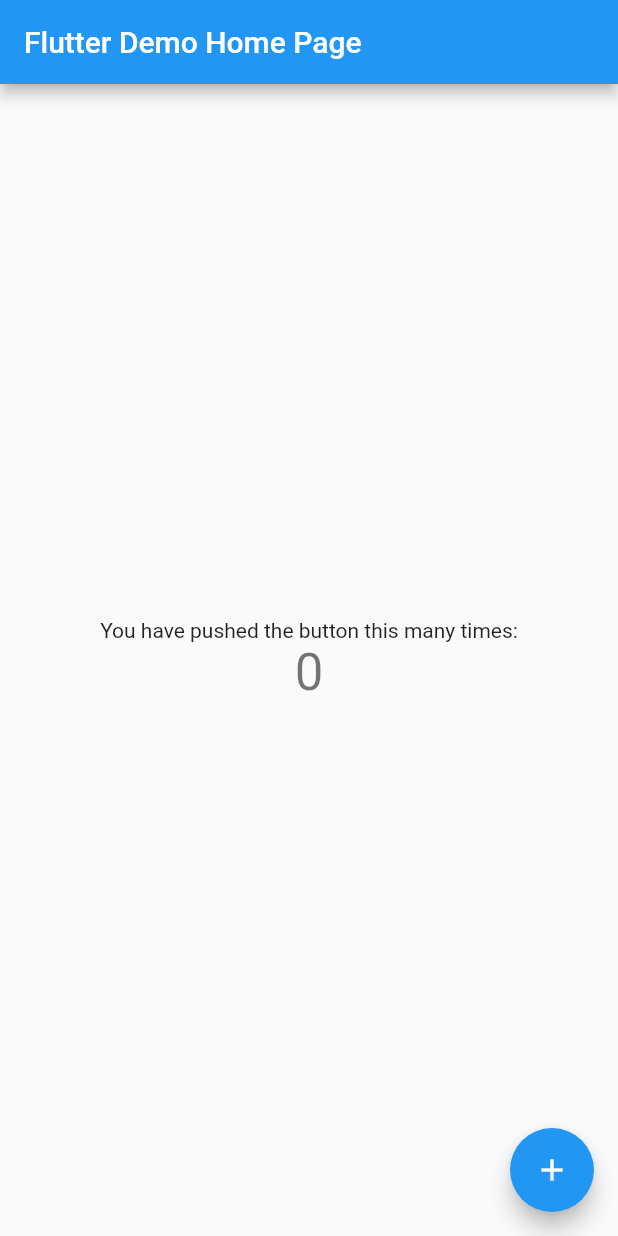
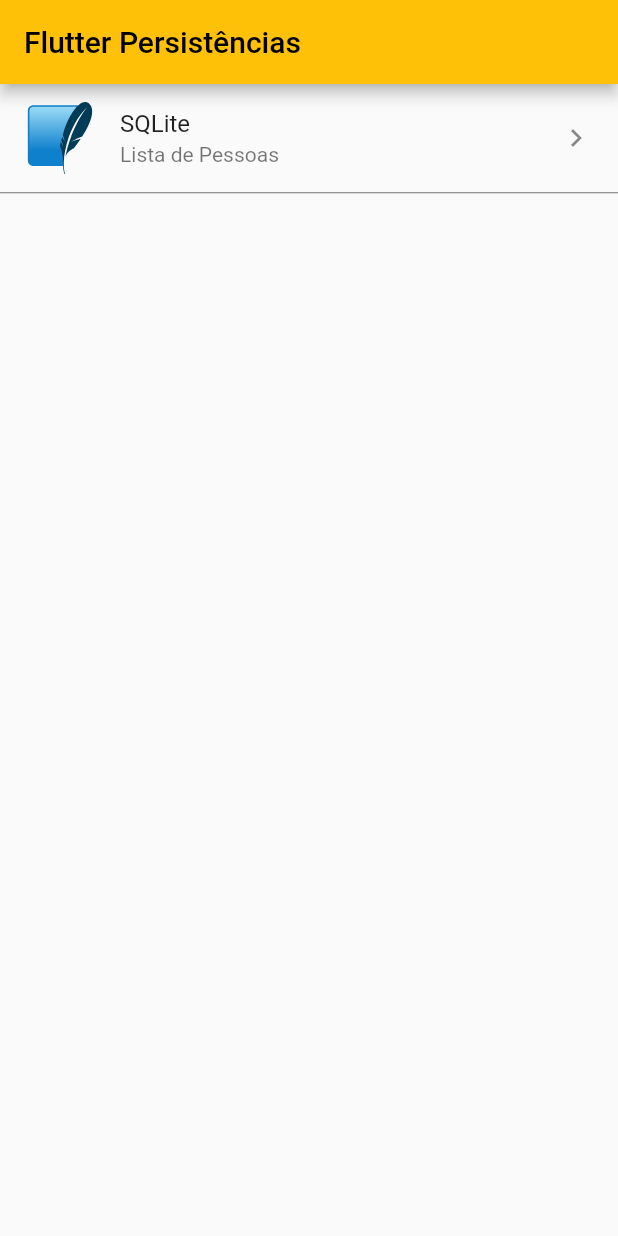
Before and after one commit to LuizSilva2714/all_persistence_types, a Flutter app: the screen it shows after launch, on a phone screen of 412 x 824 dp. Run offline on Flutter 3.47's test engine with Material 2 defaults, Android fonts, the phone set to English and light mode, and no system bars; our stand-ins replace flutter_svg; project files that could hold a hidden picture were left out.

Commit message:
Criando layouts e telas de Persistência do SQLite

```diff
--- a/lib/main.dart
+++ b/lib/main.dart
@@ -1,3 +1,5 @@
+import 'package:all_persistence_types/screens/home.dart';
+import 'package:all_persistence_types/sqlite/list.dart';
 import 'package:flutter/material.dart';
 
 void main() {
@@ -22,94 +24,13 @@ class MyApp extends StatelessWidget {
         // or simply save your changes to "hot reload" in a Flutter IDE).
         // Notice that the counter didn't reset back to zero; the application
         // is not restarted.
-        primarySwatch: Colors.blue,
+        primarySwatch: Colors.amber,
       ),
-      home: const MyHomePage(title: 'Flutter Demo Home Page'),
+      initialRoute: '/',
+      routes: {
+        "/": (context) => const HomeWidget(),
+        "/sqlite": (context) => ListSQLiteWidget(),
+      },
     );
   }
 }
-
-class MyHomePage extends StatefulWidget {
-  const MyHomePage({super.key, required this.title});
-
-  // This widget is the home page of your application. It is stateful, meaning
-  // that it has a State object (defined below) that contains fields that affect
-  // how it looks.
-
-  // This class is the configuration for the state. It holds the values (in this
-  // case the title) provided by the parent (in this case the App widget) and
-  // used by the build method of the State. Fields in a Widget subclass are
-  // always marked "final".
-
-  final String title;
-
-  @override
-  State<MyHomePage> createState() => _MyHomePageState();
-}
-
-class _MyHomePageState extends State<MyHomePage> {
-  int _counter = 0;
-
-  void _incrementCounter() {
-    setState(() {
-      // This call to setState tells the Flutter framework that something has
-      // changed in this State, which causes it to rerun the build method below
-      // so that the display can reflect the updated values. If we changed
-      // _counter without calling setState(), then the build method would not be
-      // called again, and so nothing would appear to happen.
-      _counter++;
-    });
-  }
-
-  @override
-  Widget build(BuildContext context) {
-    // This method is rerun every time setState is called, for instance as done
-    // by the _incrementCounter method above.
-    //
-    // The Flutter framework has been optimized to make rerunning build methods
-    // fast, so that you can just rebuild anything that needs updating rather
-    // than having to individually change instances of widgets.
-    return Scaffold(
-      appBar: AppBar(
-        // Here we take the value from the MyHomePage object that was created by
-        // the App.build method, and use it to set our appbar title.
-        title: Text(widget.title),
-      ),
-      body: Center(
-        // Center is a layout widget. It takes a single child and positions it
-        // in the middle of the parent.
-        child: Column(
-          // Column is also a layout widget. It takes a list of children and
-          // arranges them vertically. By default, it sizes itself to fit its
-          // children horizontally, and tries to be as tall as its parent.
-          //
-          // Invoke "debug painting" (press "p" in the console, choose the
-          // "Toggle Debug Paint" action from the Flutter Inspector in Android
-          // Studio, or the "Toggle Debug Paint" command in Visual Studio Code)
-          // to see the wireframe for each widget.
-          //
-          // Column has various properties to control how it sizes itself and
-          // how it positions its children. Here we use mainAxisAlignment to
-          // center the children vertically; the main axis here is the vertical
-          // axis because Columns are vertical (the cross axis would be
-          // horizontal).
-          mainAxisAlignment: MainAxisAlignment.center,
-          children: <Widget>[
-            const Text(
-              'You have pushed the button this many times:',
-            ),
-            Text(
-              '$_counter',
-              style: Theme.of(context).textTheme.headline4,
-            ),
-          ],
-        ),
-      ),
-      floatingActionButton: FloatingActionButton(
-        onPressed: _incrementCounter,
-        tooltip: 'Increment',
-        child: const Icon(Icons.add),
-      ), // This trailing comma makes auto-formatting nicer for build methods.
-    );
-  }
-}
--- /dev/null
+++ b/lib/screens/home.dart
@@ -0,0 +1,31 @@
+import 'package:all_persistence_types/screens/utils/customWidgets.dart';
+import 'package:flutter/material.dart';
+
+class HomeWidget extends StatelessWidget {
+  const HomeWidget({super.key});
+
+  final title = const Text("Flutter Persistências");
+
+  @override
+  Widget build(BuildContext context) {
+    return Scaffold(
+      appBar: AppBar(
+        title: title,
+        ),
+      body: ListView(
+        children: [
+          ListTile(
+            leading: buildSvgIcon("images/sqlite-icon.svg"),
+            title: const Text("SQLite"),
+            subtitle: const Text("Lista de Pessoas"),
+            trailing: const Icon(Icons.navigate_next),
+            onTap: () {
+              Navigator.pushNamed(context, "/sqlite");
+            },
+          ),
+          divisorListMain()
+        ],
+      ),
+    );
+  }
+}
--- /dev/null
+++ b/lib/screens/utils/customWidgets.dart
@@ -0,0 +1,13 @@
+import 'package:flutter/material.dart';
+import 'package:flutter_svg/flutter_svg.dart';
+
+Widget divisorListMain() => const Divider(
+  height: 1,
+  color: Colors.black54,
+);
+
+Widget buildSvgIcon(String pathImage) => SvgPicture.asset(
+  pathImage,
+  width: 48,
+  height: 48,
+);
```
Also changed, not shown: lib/sqlite/add.dart (added, +84 -0 lines), lib/sqlite/list.dart (added, +50 -0 lines), lib/sqlite/models/person.dart (added, +19 -0 lines), pubspec.yaml (+8 -3 lines), images/db.svg (added), images/firebase-icon.svg (added), images/firebase.svg (added), images/sqlite-icon.svg (added), pubspec.lock, 1 other file.
